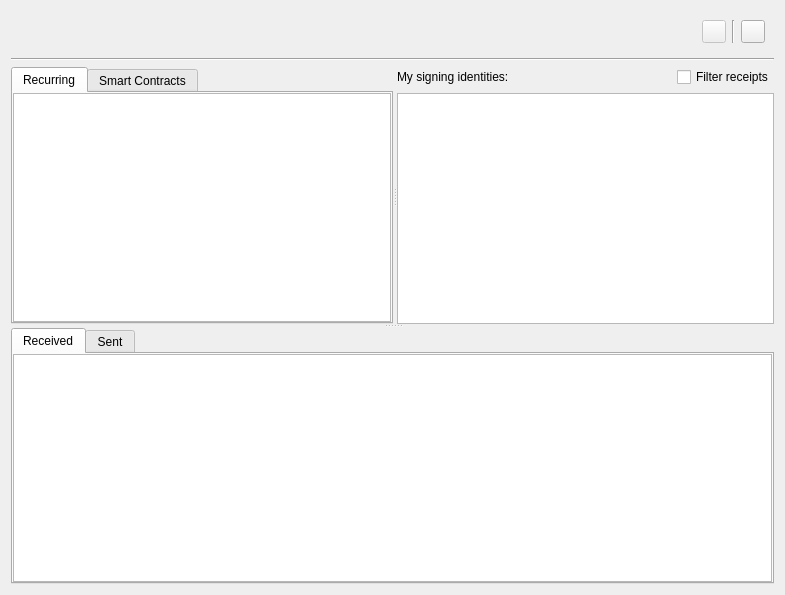
First picture: the form in src/gui/ui/agreements.ui, repository Open-Transactions/Moneychanger, before the edit.
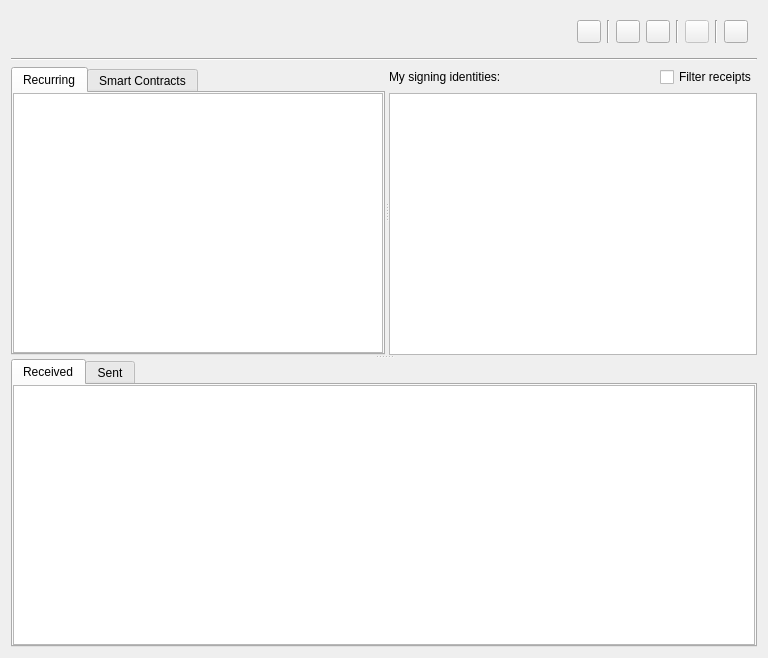
Second picture: the form after the edit.

Commit message: Active agreements page works with smart contracts.

```diff
--- a/src/gui/ui/agreements.ui
+++ b/src/gui/ui/agreements.ui
@@ -6,8 +6,8 @@
    <rect>
     <x>0</x>
     <y>0</y>
-    <width>785</width>
-    <height>595</height>
+    <width>768</width>
+    <height>658</height>
    </rect>
   </property>
   <property name="windowTitle">
@@ -32,6 +32,41 @@
       </item>
       <item>
        <layout class="QHBoxLayout" name="horizontalLayout">
+        <item>
+         <widget class="QToolButton" name="toolButtonPending">
+          <property name="text">
+           <string/>
+          </property>
+         </widget>
+        </item>
+        <item>
+         <widget class="Line" name="line_7">
+          <property name="orientation">
+           <enum>Qt::Vertical</enum>
+          </property>
+         </widget>
+        </item>
+        <item>
+         <widget class="QToolButton" name="toolButtonRecurring">
+          <property name="text">
+           <string/>
+          </property>
+         </widget>
+        </item>
+        <item>
+         <widget class="QToolButton" name="toolButtonSmartContracts">
+          <property name="text">
+           <string/>
+          </property>
+         </widget>
+        </item>
+        <item>
+         <widget class="Line" name="line_6">
+          <property name="orientation">
+           <enum>Qt::Vertical</enum>
+          </property>
+         </widget>
+        </item>
         <item>
          <widget class="QToolButton" name="toolButtonDelete">
           <property name="enabled">
```
The commit also changes 11 other files.
